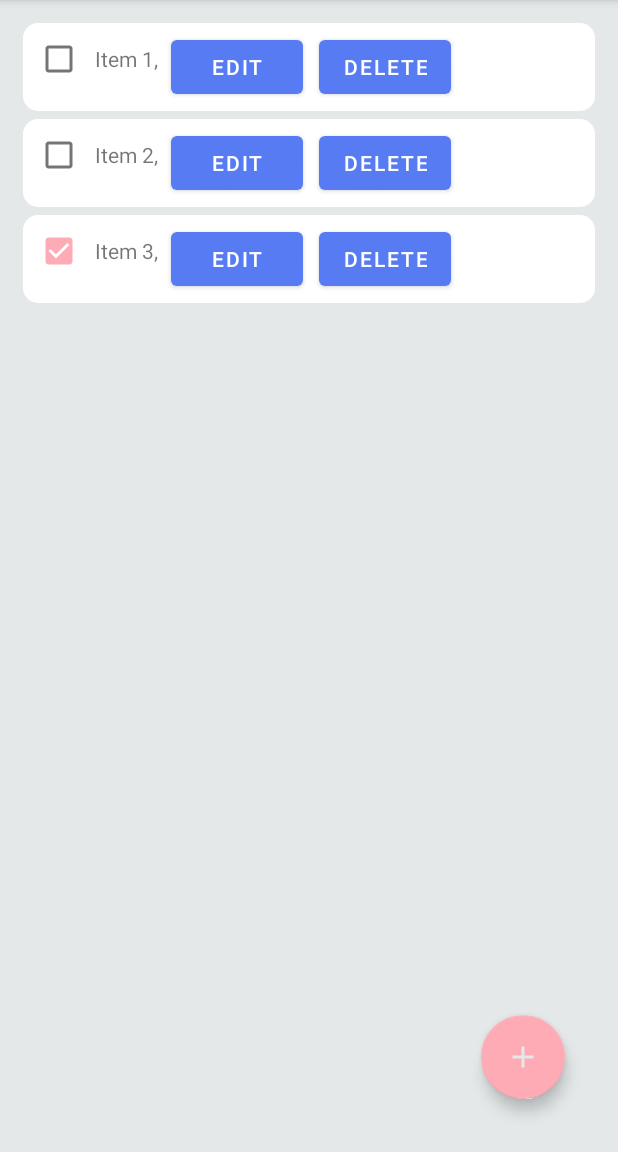
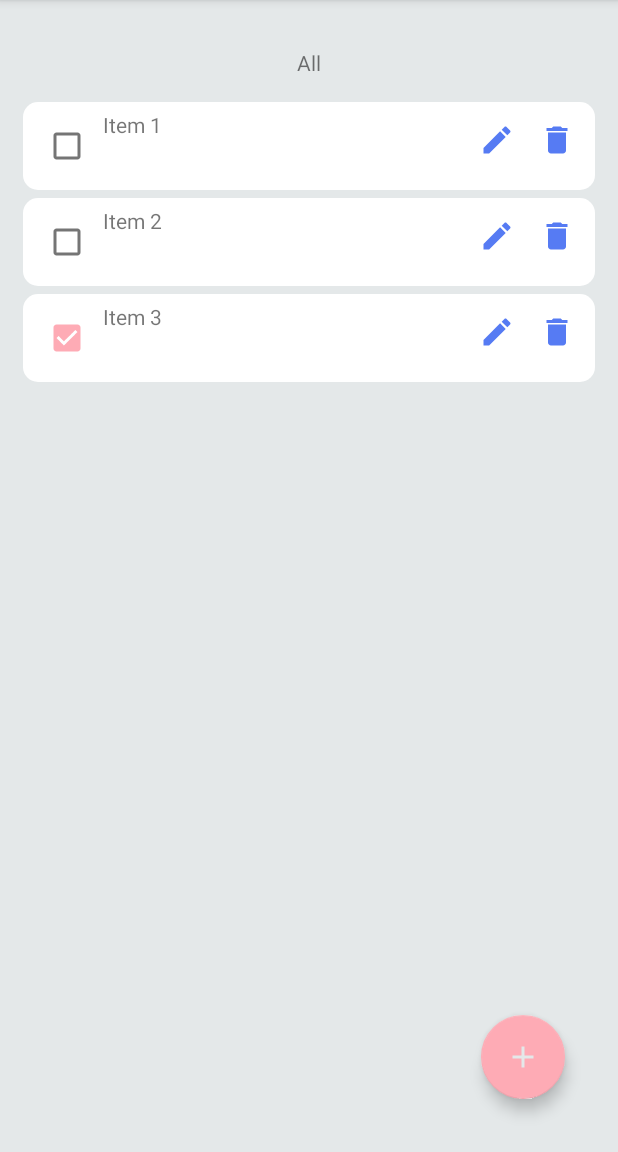
Before and after one commit to Sverda/Android-Shopping-List, an Android app: the ShoppingListActivity screen opened directly, with no data from a screen before it, on a phone screen of 412 x 824 dp, the part 84-1236 px from its top. Run offline under Robolectric (Android 15) with nearby library versions, the phone set to English and light mode, and no system bars.

Commit message:
Redesign list view

```diff
--- a/app/src/main/java/com/s24083/shoppinglist/ShoppingList/ShoppingListAdapter.kt
+++ b/app/src/main/java/com/s24083/shoppinglist/ShoppingList/ShoppingListAdapter.kt
@@ -4,9 +4,7 @@ import android.content.Context
 import android.view.LayoutInflater
 import android.view.View
 import android.view.ViewGroup
-import android.widget.Button
-import android.widget.CheckBox
-import android.widget.TextView
+import android.widget.*
 import androidx.appcompat.app.AppCompatActivity
 import androidx.recyclerview.widget.DiffUtil
 import androidx.recyclerview.widget.ListAdapter
@@ -28,16 +26,16 @@ class ShoppingListAdapter(val context : Context,
         private val priceTextView: TextView = itemView.findViewById(R.id.item_price)
         private val amountTextView: TextView = itemView.findViewById(R.id.item_amount)
         private val isBoughtCheckBoxView: CheckBox = itemView.findViewById(R.id.item_isBought)
-        private val editButton: Button = itemView.findViewById(R.id.item_edit)
-        private val deleteButton: Button = itemView.findViewById(R.id.item_delete)
+        private val editButton: ImageButton = itemView.findViewById(R.id.item_edit)
+        private val deleteButton: ImageButton = itemView.findViewById(R.id.item_delete)
         private var currentShoppingItem: ShoppingItem? = null
 
         /* Bind item properties. */
         fun bind(item: ShoppingItem) {
             currentShoppingItem = item
 
-            nameTextView.text = "${item.name}, "
-            amountTextView.text = "${item.amount}, "
+            nameTextView.text = "${item.name}"
+            amountTextView.text = "x${item.amount}"
             priceTextView.text = "${item.price}$ "
             isBoughtCheckBoxView.isChecked = item.isBought
 
--- /dev/null
+++ b/app/src/main/res/drawable/ic_baseline_delete_24.xml
@@ -0,0 +1,5 @@
+<vector android:height="24dp" android:tint="#567BF3"
+    android:viewportHeight="24" android:viewportWidth="24"
+    android:width="24dp" xmlns:android="http://schemas.android.com/apk/res/android">
+    <path android:fillColor="@android:color/white" android:pathData="M6,19c0,1.1 0.9,2 2,2h8c1.1,0 2,-0.9 2,-2V7H6v12zM19,4h-3.5l-1,-1h-5l-1,1H5v2h14V4z"/>
+</vector>
--- /dev/null
+++ b/app/src/main/res/drawable/ic_baseline_edit_24.xml
@@ -0,0 +1,5 @@
+<vector android:height="24dp" android:tint="#567BF3"
+    android:viewportHeight="24" android:viewportWidth="24"
+    android:width="24dp" xmlns:android="http://schemas.android.com/apk/res/android">
+    <path android:fillColor="@android:color/white" android:pathData="M3,17.25V21h3.75L17.81,9.94l-3.75,-3.75L3,17.25zM20.71,7.04c0.39,-0.39 0.39,-1.02 0,-1.41l-2.34,-2.34c-0.39,-0.39 -1.02,-0.39 -1.41,0l-1.83,1.83 3.75,3.75 1.83,-1.83z"/>
+</vector>
--- a/app/src/main/res/layout/activity_options.xml
+++ b/app/src/main/res/layout/activity_options.xml
@@ -17,8 +17,7 @@
             android:layout_height="wrap_content"
             android:text="List Settings"
             android:textAlignment="center"
-            android:padding="25px"
-            />
+            android:padding="25px" />
         <LinearLayout
             android:layout_width="match_parent"
             android:layout_height="wrap_content"
--- a/app/src/main/res/layout/activity_shopping_list.xml
+++ b/app/src/main/res/layout/activity_shopping_list.xml
@@ -8,6 +8,22 @@
     tools:context=".ShoppingList.ShoppingListActivity"
     android:padding="15dp"
     android:background="@color/light_gray">
+    <LinearLayout
+        android:layout_width="match_parent"
+        android:layout_height="match_parent"
+        android:orientation="vertical">
+        <TextView
+            android:layout_width="match_parent"
+            android:layout_height="wrap_content"
+            android:padding="25px"
+            android:text="All"
+            android:textAlignment="center" />
+        <androidx.recyclerview.widget.RecyclerView
+            android:id="@+id/list"
+            android:layout_width="match_parent"
+            android:layout_height="match_parent"
+            app:layoutManager="LinearLayoutManager"/>
+    </LinearLayout>
     <com.google.android.material.floatingactionbutton.FloatingActionButton
         android:id="@+id/addItem"
         app:layout_constraintBottom_toBottomOf="parent"
@@ -17,9 +33,4 @@
         android:layout_margin="20dp"
         android:src="@drawable/ic_baseline_add_24"
         android:onClick="fabOnClick"/>
-    <androidx.recyclerview.widget.RecyclerView
-        android:id="@+id/list"
-        android:layout_width="match_parent"
-        android:layout_height="match_parent"
-        app:layoutManager="LinearLayoutManager"/>
 </androidx.constraintlayout.widget.ConstraintLayout>
--- a/app/src/main/res/layout/shopping_item.xml
+++ b/app/src/main/res/layout/shopping_item.xml
@@ -1,49 +1,73 @@
 <?xml version="1.0" encoding="utf-8"?>
-<androidx.constraintlayout.widget.ConstraintLayout
-    xmlns:android="http://schemas.android.com/apk/res/android"
+<androidx.constraintlayout.widget.ConstraintLayout xmlns:android="http://schemas.android.com/apk/res/android"
     android:layout_width="match_parent"
     android:layout_height="wrap_content"
+    xmlns:app="http://schemas.android.com/apk/res-auto"
     android:background="@drawable/round_outline"
     android:layout_marginBottom="5dp">
 
     <LinearLayout
         android:layout_width="match_parent"
         android:layout_height="match_parent"
-        android:orientation="horizontal">
+        android:orientation="horizontal"
+        android:padding="5dp">
 
         <CheckBox
             android:id="@+id/item_isBought"
             android:layout_width="wrap_content"
             android:layout_height="wrap_content"/>
+        <LinearLayout
+            android:layout_width="wrap_content"
+            android:layout_height="wrap_content"
+            android:orientation="vertical">
             <TextView
                 android:id="@+id/item_name"
                 android:layout_width="wrap_content"
                 android:layout_height="wrap_content"
-            android:text="name"/>
+                android:text="name"
+                android:layout_marginBottom="5dp"/>
+            <LinearLayout
+                android:layout_width="wrap_content"
+                android:layout_height="wrap_content"
+                android:orientation="horizontal">
+                <TextView
+                    android:id="@+id/item_price"
+                    android:layout_width="wrap_content"
+                    android:layout_height="wrap_content"
+                    android:textColor="@color/gray_500"
+                    android:text="price"/>
                 <TextView
                     android:id="@+id/item_amount"
                     android:layout_width="wrap_content"
                     android:layout_height="wrap_content"
+                    android:textColor="@color/gray_500"
+                    android:layout_marginLeft="10dp"
                     android:text="amount"/>
-        <TextView
-            android:id="@+id/item_price"
-            android:layout_width="wrap_content"
+            </LinearLayout>
+        </LinearLayout>
+        <androidx.constraintlayout.widget.ConstraintLayout
+            android:layout_width="match_parent"
             android:layout_height="wrap_content"
-            android:text="price"/>
-        <Button
+            android:orientation="horizontal">
+            <ImageButton
                 android:id="@+id/item_edit"
                 android:layout_width="wrap_content"
                 android:layout_height="wrap_content"
-            android:text="edit"
-            android:layout_margin="5dp"
+                android:src="@drawable/ic_baseline_edit_24"
+                style="@style/AppTheme.ImageButton"
+                app:layout_constraintEnd_toStartOf="@id/item_delete"
+                app:layout_constraintBottom_toBottomOf="parent"
                 android:onClick="editShoppingItem"/>
-        <Button
+            <ImageButton
                 android:id="@+id/item_delete"
                 android:layout_width="wrap_content"
                 android:layout_height="wrap_content"
-            android:text="delete"
-            android:layout_margin="5dp"
+                android:src="@drawable/ic_baseline_delete_24"
+                style="@style/AppTheme.ImageButton"
+                app:layout_constraintEnd_toEndOf="parent"
+                app:layout_constraintBottom_toBottomOf="parent"
                 android:onClick="deleteShoppingItem"/>
+        </androidx.constraintlayout.widget.ConstraintLayout>
     </LinearLayout>
 
 </androidx.constraintlayout.widget.ConstraintLayout>
--- a/app/src/main/res/values/colors.xml
+++ b/app/src/main/res/values/colors.xml
@@ -12,4 +12,6 @@
     <color name="pink_500">#feabb5</color>
     <color name="pink_700">#cb8890</color>
     <color name="light_gray">#E4E8E9</color>
+    <color name="gray_500">#BFBFBF</color>
+    <color name="gray_700">#8C8C8C</color>
 </resources>
--- a/app/src/main/res/values/styles.xml
+++ b/app/src/main/res/values/styles.xml
@@ -4,4 +4,8 @@
         <item name="backgroundTint">@color/white</item>
         <item name="android:textColor">@color/blue_700</item>
     </style>
+    <style name="AppTheme.ImageButton" parent="Widget.AppCompat.ImageButton">
+        <item name="android:background">@color/white</item>
+        <item name="android:padding">8dp</item>
+    </style>
 </resources>
```
Lines whose indentation alone changed are shown as unchanged.
